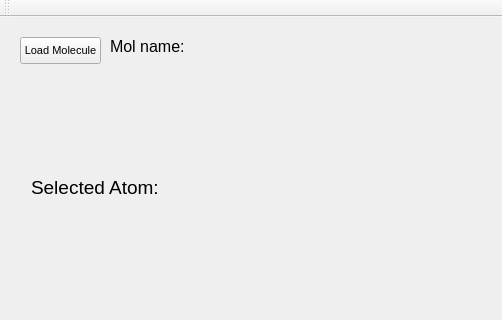
Qt form mainwindow.ui (vultor33/StereoisomerIdentification) before a commit; both pictures show x 0 to 502 and y 0 to 320 of the 502 by 600 pixel window.
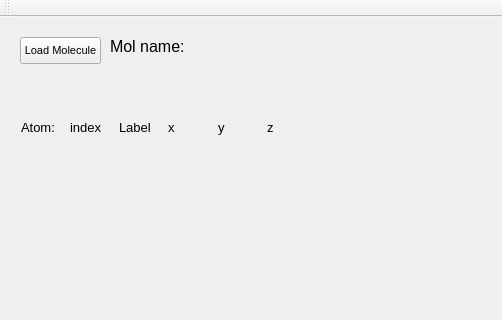
The same form after that commit.

Commit message: sel atoms on screen

What changed in the file:
```diff
--- a/mainwindow.ui
+++ b/mainwindow.ui
@@ -17,8 +17,8 @@
    <widget class="QWidget" name="horizontalLayoutWidget_2">
     <property name="geometry">
      <rect>
-      <x>20</x>
-      <y>130</y>
+      <x>10</x>
+      <y>70</y>
       <width>311</width>
       <height>80</height>
      </rect>
@@ -28,11 +28,11 @@
       <widget class="QLabel" name="label_2">
        <property name="font">
         <font>
-         <pointsize>14</pointsize>
+         <pointsize>10</pointsize>
         </font>
        </property>
        <property name="text">
-        <string>Selected Atom:</string>
+        <string>Atom:</string>
        </property>
       </widget>
      </item>
@@ -40,11 +40,59 @@
       <widget class="QLabel" name="atomSel">
        <property name="font">
         <font>
-         <pointsize>20</pointsize>
+         <pointsize>10</pointsize>
         </font>
        </property>
        <property name="text">
-        <string/>
+        <string>index</string>
+       </property>
+      </widget>
+     </item>
+     <item>
+      <widget class="QLabel" name="atomLabel">
+       <property name="font">
+        <font>
+         <pointsize>10</pointsize>
+        </font>
+       </property>
+       <property name="text">
+        <string>Label</string>
+       </property>
+      </widget>
+     </item>
+     <item>
+      <widget class="QLabel" name="atomX">
+       <property name="font">
+        <font>
+         <pointsize>10</pointsize>
+        </font>
+       </property>
+       <property name="text">
+        <string>x</string>
+       </property>
+      </widget>
+     </item>
+     <item>
+      <widget class="QLabel" name="atomY">
+       <property name="font">
+        <font>
+         <pointsize>10</pointsize>
+        </font>
+       </property>
+       <property name="text">
+        <string>y</string>
+       </property>
+      </widget>
+     </item>
+     <item>
+      <widget class="QLabel" name="atomZ">
+       <property name="font">
+        <font>
+         <pointsize>10</pointsize>
+        </font>
+       </property>
+       <property name="text">
+        <string>z</string>
        </property>
       </widget>
      </item>
```
Left out of the diff: 2 changed lines with no effect on the pictures. The commit also changes 6 other files.
